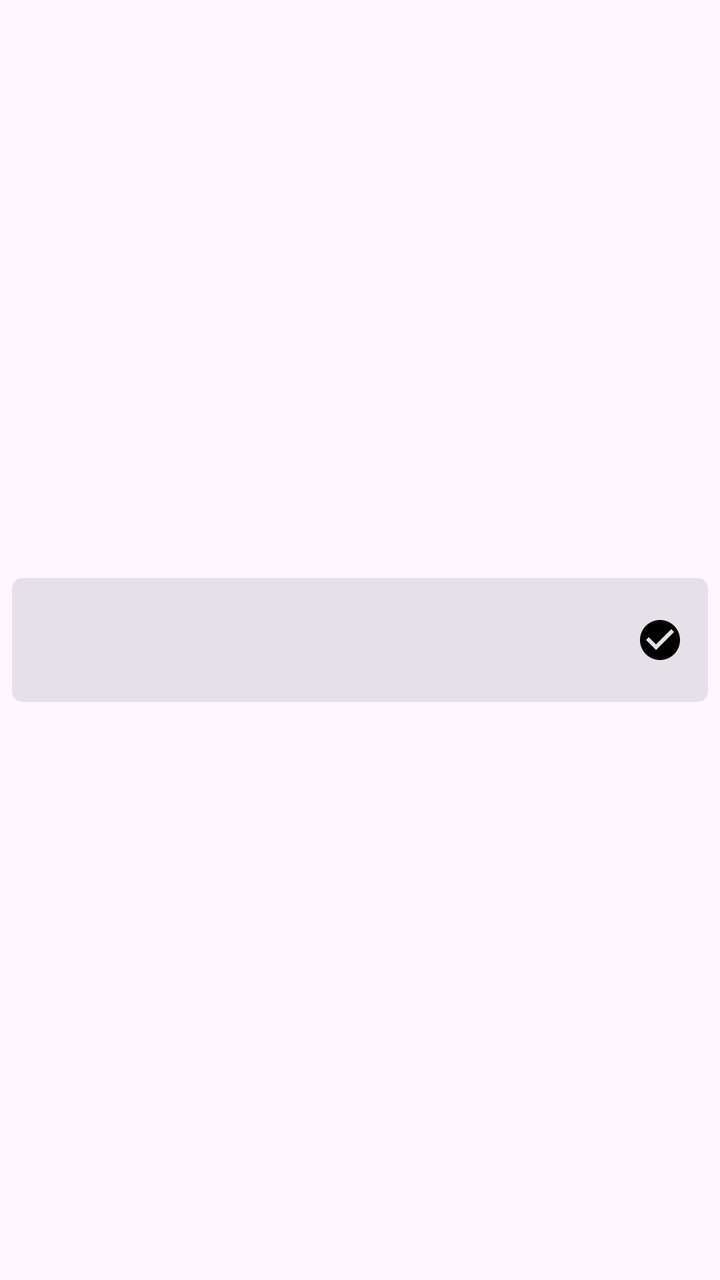
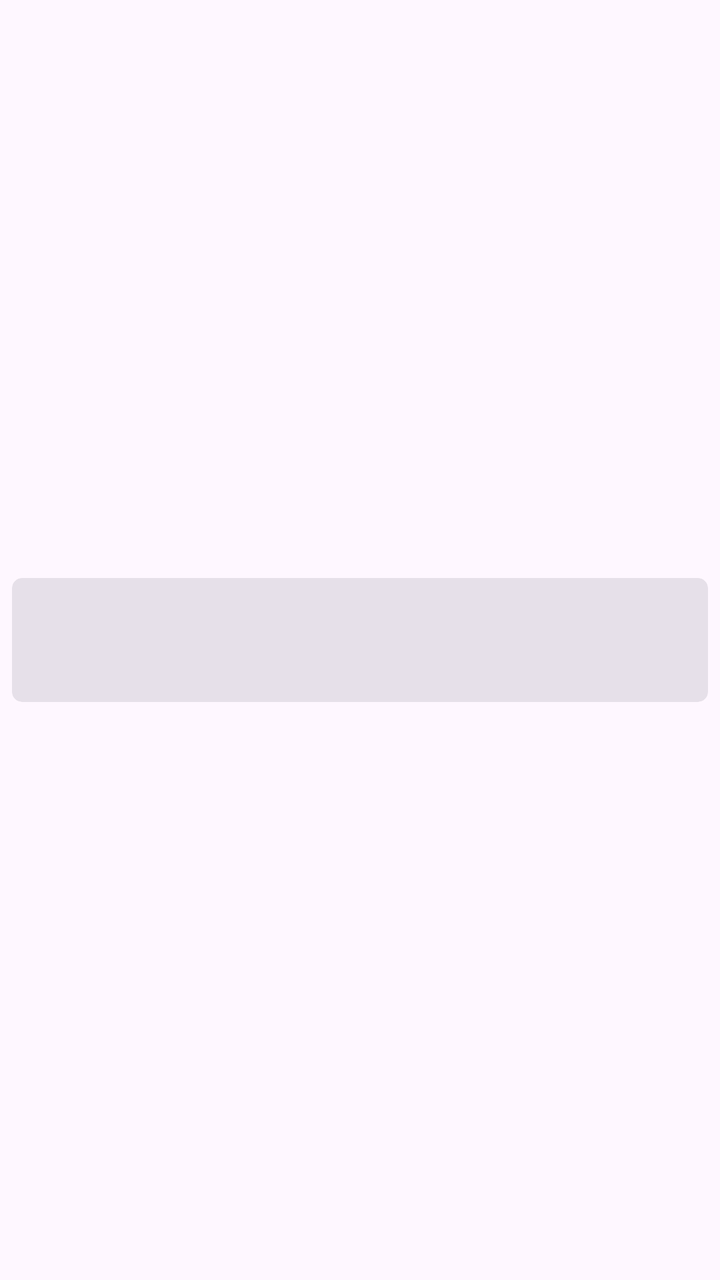

An Android layout rendered at two revisions. The XML below is the earlier revision; the diff shows what the commit changed to produce the second picture.
<!-- AndroidManifest.xml: application theme Theme.Food_alchemy -->
<!-- res/layout/ingredient_list_item.xml -->
<?xml version="1.0" encoding="utf-8"?>
<androidx.constraintlayout.widget.ConstraintLayout xmlns:android="http://schemas.android.com/apk/res/android"
    xmlns:app="http://schemas.android.com/apk/res-auto"
    android:layout_width="match_parent"
    android:layout_height="wrap_content"
    android:background="?android:selectableItemBackground"
    android:descendantFocusability="blocksDescendants"
    android:padding="6dp">


    <androidx.cardview.widget.CardView
        style="@style/Widget.Material3.CardView.Filled"
        android:layout_width="match_parent"
        android:layout_height="wrap_content"
        app:cardCornerRadius="5dp"
        app:layout_constraintBottom_toBottomOf="parent"
        app:layout_constraintEnd_toEndOf="parent"
        app:layout_constraintStart_toStartOf="parent"
        app:layout_constraintTop_toTopOf="parent">

        <androidx.constraintlayout.widget.ConstraintLayout
            android:layout_width="match_parent"
            android:layout_height="match_parent"
            android:padding="12dp">

            <TextView
                android:id="@+id/title_textview"
                android:layout_width="wrap_content"
                android:layout_height="wrap_content"
                android:textAllCaps="true"
                android:textStyle="bold"
                app:layout_constraintBottom_toTopOf="@id/date_textview"
                app:layout_constraintEnd_toEndOf="parent"
                app:layout_constraintHorizontal_bias="0.0"
                app:layout_constraintStart_toStartOf="parent"
                app:layout_constraintTop_toTopOf="parent" />

            <TextView
                android:id="@+id/date_textview"
                android:layout_width="wrap_content"
                android:layout_height="wrap_content"
                app:layout_constraintEnd_toEndOf="parent"
                app:layout_constraintHorizontal_bias="0.0"
                app:layout_constraintStart_toStartOf="parent"
                app:layout_constraintTop_toBottomOf="@id/title_textview" />

            <ImageView
                android:id="@+id/check_imageview"
                android:layout_width="wrap_content"
                android:layout_height="wrap_content"
                android:src="@drawable/baseline_check_circle_24"
                app:layout_constraintBottom_toTopOf="@+id/date_textview"
                app:layout_constraintEnd_toEndOf="parent"
                app:layout_constraintTop_toBottomOf="@+id/title_textview" />

        </androidx.constraintlayout.widget.ConstraintLayout>

    </androidx.cardview.widget.CardView>

</androidx.constraintlayout.widget.ConstraintLayout>
<!-- resources referenced by this layout -->
<resources>
  <!-- drawable baseline_check_circle_24 (drawable) -->
  <vector android:height="24dp" android:tint="#000000"
      android:viewportHeight="24" android:viewportWidth="24"
      android:width="24dp" xmlns:android="http://schemas.android.com/apk/res/android">
      <path android:fillColor="@android:color/white" android:pathData="M12,2C6.48,2 2,6.48 2,12s4.48,10 10,10 10,-4.48 10,-10S17.52,2 12,2zM10,17l-5,-5 1.41,-1.41L10,14.17l7.59,-7.59L19,8l-9,9z"/>
  </vector>
  <style name="Theme.Food_alchemy" parent="Base.Theme.Food_alchemy" />
  <style name="Base.Theme.Food_alchemy" parent="Theme.Material3.DayNight.NoActionBar">
          
          
      </style>
</resources>

<!-- the commit's change to res/layout/ingredient_list_item.xml (unified diff, before → after) -->
@@ -51,7 +51,8 @@
                 android:src="@drawable/baseline_check_circle_24"
                 app:layout_constraintBottom_toTopOf="@+id/date_textview"
                 app:layout_constraintEnd_toEndOf="parent"
-                app:layout_constraintTop_toBottomOf="@+id/title_textview" />
+                app:layout_constraintTop_toBottomOf="@+id/title_textview"
+                android:visibility="invisible"/>
 
         </androidx.constraintlayout.widget.ConstraintLayout>
 
